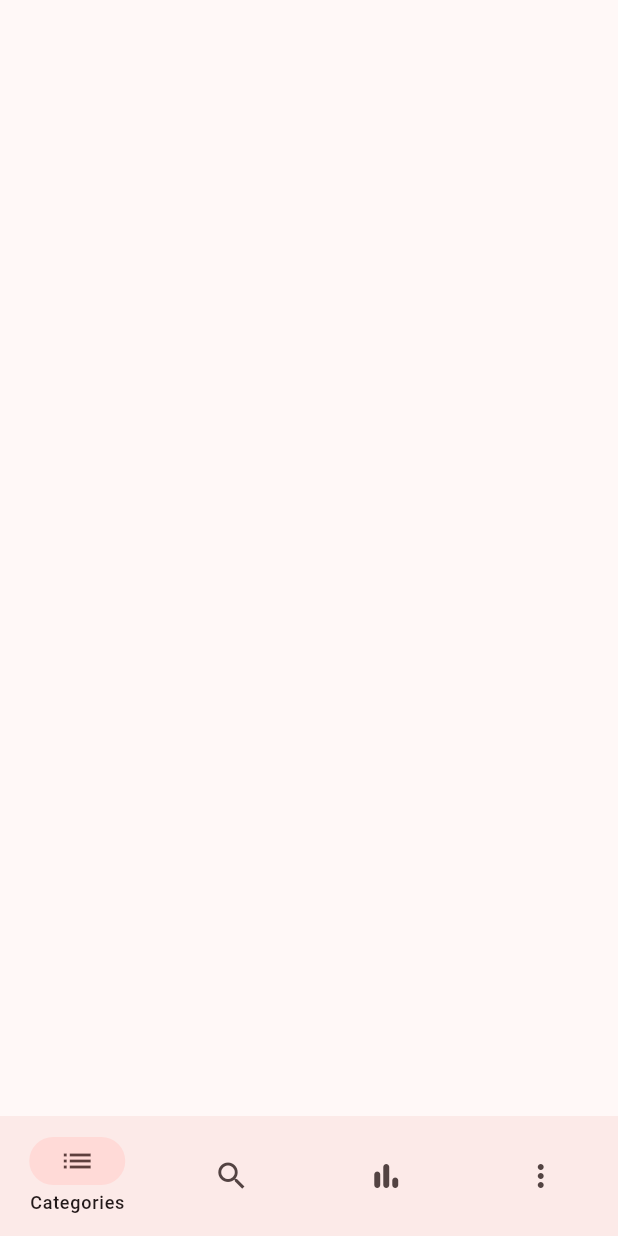
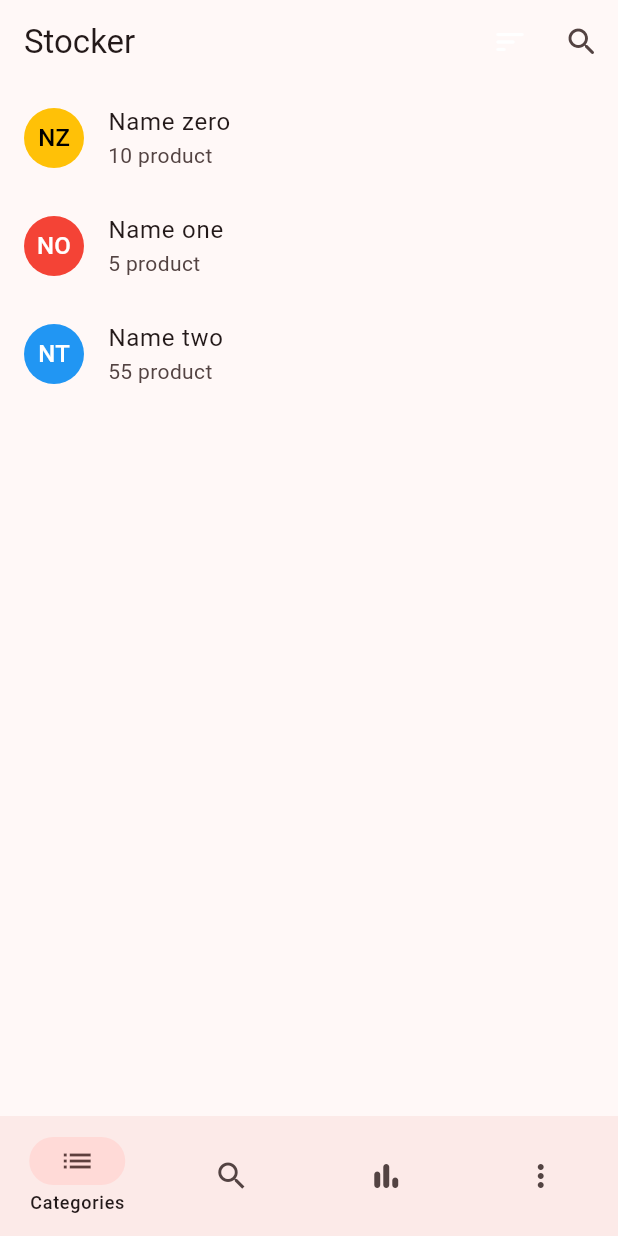
Before and after one commit to SirusCodes/stocker, a Flutter app: the screen it shows after launch, on a phone screen of 412 x 824 dp. Run offline on Flutter 3.47's test engine with Material 2 defaults, Android fonts, the phone set to English and light mode, and no system bars.

Commit message:
feat: add category list, sort button, category model

```diff
--- /dev/null
+++ b/build.yaml
@@ -0,0 +1,6 @@
+targets:
+  $default:
+    builders:
+      json_serializable|json_serializable:
+        generate_for:
+          - "**/domain/**"
--- /dev/null
+++ b/lib/enums/enums.dart
@@ -0,0 +1 @@
+export 'sort.dart';
--- /dev/null
+++ b/lib/enums/sort.dart
@@ -0,0 +1,4 @@
+enum Sort {
+  ascAlpha,
+  dscAlpha,
+}
--- /dev/null
+++ b/lib/extensions/extensions.dart
@@ -0,0 +1,2 @@
+export 'xcolors.dart';
+export 'xstring.dart';
--- /dev/null
+++ b/lib/features/category/domain/domain.dart
@@ -0,0 +1 @@
+export 'category_model/category_model.dart';
--- a/lib/features/category/presentation/category_list.dart
+++ b/lib/features/category/presentation/category_list.dart
@@ -0,0 +1,62 @@
+import 'package:flutter/material.dart';
+import 'package:stocker_appwrite/shared_widgets/sort_button.dart';
+
+import '../../../enums/enums.dart';
+import '../../../extensions/extensions.dart';
+import '../domain/domain.dart';
+
+const _categoryList = [
+  CategoryModel(name: "Name zero", color: Colors.amber, productCount: 10),
+  CategoryModel(name: "Name one", color: Colors.red, productCount: 5),
+  CategoryModel(name: "Name two", color: Colors.blue, productCount: 55),
+];
+
+class CategoryList extends StatelessWidget {
+  const CategoryList({Key? key}) : super(key: key);
+
+  @override
+  Widget build(BuildContext context) {
+    return NestedScrollView(
+      headerSliverBuilder: (context, innerBoxIsScrolled) => [
+        SliverAppBar(
+          title: const Text("Stocker"),
+          actions: [
+            SortButton(
+              selectedSort: Sort.ascAlpha,
+              onSelected: (sort) {},
+            ),
+            IconButton(
+              onPressed: () {},
+              icon: const Icon(Icons.search_rounded),
+            ),
+          ],
+        ),
+      ],
+      body: ListView.builder(
+        itemCount: _categoryList.length,
+        itemBuilder: (context, index) {
+          final category = _categoryList[index];
+          return ListTile(
+            leading: CircleAvatar(
+              child: FittedBox(
+                child: Padding(
+                  padding: const EdgeInsets.all(5.0),
+                  child: Text(
+                    category.name.avatarString,
+                    style: TextStyle(
+                      color: category.color.blackOrWhiteForForeground,
+                    ),
+                  ),
+                ),
+              ),
+              backgroundColor: category.color,
+            ),
+            title: Text(category.name),
+            subtitle: Text("${category.productCount} product"),
+            onTap: () {},
+          );
+        },
+      ),
+    );
+  }
+}
--- a/lib/features/home/presentation/home_base.dart
+++ b/lib/features/home/presentation/home_base.dart
@@ -1,9 +1,9 @@
 import 'package:flutter/material.dart';
 
+import '../../category/presentation/category_list.dart';
+
 class HomeBase extends StatefulWidget {
-  const HomeBase({Key? key, required this.screens}) : super(key: key);
-
-  final List<Widget> screens;
+  const HomeBase({Key? key}) : super(key: key);
 
   @override
   State<HomeBase> createState() => _HomeBaseState();
@@ -13,12 +13,19 @@ class _HomeBaseState extends State<HomeBase> {
   int _currentPage = 0;
   final PageStorageBucket _storageBucket = PageStorageBucket();
 
+  static const List<Widget> _homeScreens = [
+    CategoryList(),
+    SizedBox.shrink(),
+    SizedBox.shrink(),
+    SizedBox.shrink(),
+  ];
+
   @override
   Widget build(BuildContext context) {
     return Scaffold(
       body: PageStorage(
         bucket: _storageBucket,
-        child: widget.screens[_currentPage],
+        child: _homeScreens[_currentPage],
       ),
       bottomNavigationBar: NavigationBar(
         selectedIndex: _currentPage,
--- a/lib/main.dart
+++ b/lib/main.dart
@@ -8,13 +8,6 @@ void main() {
 
 class MyApp extends StatelessWidget {
   const MyApp({Key? key}) : super(key: key);
-
-  static const List<Widget> _homeScreens = [
-    SizedBox.shrink(),
-    SizedBox.shrink(),
-    SizedBox.shrink(),
-    SizedBox.shrink(),
-  ];
 
   @override
   Widget build(BuildContext context) {
@@ -29,7 +22,7 @@ class MyApp extends StatelessWidget {
           seedColor: const Color(0xFF6a040f),
         ),
       ),
-      home: const HomeBase(screens: _homeScreens),
+      home: const HomeBase(),
     );
   }
 }
--- /dev/null
+++ b/lib/shared_widgets/sort_button.dart
@@ -0,0 +1,62 @@
+import 'package:flutter/material.dart';
+
+import '../enums/enums.dart';
+
+class SortButton extends StatelessWidget {
+  const SortButton({
+    Key? key,
+    required this.selectedSort,
+    required this.onSelected,
+  }) : super(key: key);
+
+  final Sort selectedSort;
+  final Function(Sort) onSelected;
+
+  @override
+  Widget build(BuildContext context) {
+    return IconTheme(
+      data: IconThemeData(color: Theme.of(context).iconTheme.color),
+      child: PopupMenuButton<Sort>(
+        itemBuilder: (context) => [
+          _buildPopupMenuItem(
+            value: Sort.ascAlpha,
+            icon: const Icon(Icons.keyboard_arrow_up_rounded),
+            text: "Aplhabets",
+          ),
+          _buildPopupMenuItem(
+            icon: const Icon(Icons.keyboard_arrow_down_rounded),
+            text: "Aplhabets",
+            value: Sort.dscAlpha,
+          ),
+        ],
+        icon: Icon(
+          Icons.sort_rounded,
+          color: Theme.of(context).colorScheme.onPrimary,
+        ),
+        initialValue: selectedSort,
+        onSelected: onSelected,
+      ),
+    );
+  }
+
+  PopupMenuItem<Sort> _buildPopupMenuItem({
+    required Icon icon,
+    required String text,
+    required Sort value,
+  }) {
+    return PopupMenuItem(
+      value: value,
+      child: Row(
+        children: [
+          icon,
+          const SizedBox(width: 5),
+          Text(text),
+          if (selectedSort == value) ...[
+            const Spacer(),
+            const Icon(Icons.check_rounded)
+          ]
+        ],
+      ),
+    );
+  }
+}
```
Also changed, not shown: lib/extensions/xcolors.dart (added, +9 -0 lines), lib/extensions/xstring.dart (added, +9 -0 lines), lib/features/category/domain/category_model/category_model.dart (added, +25 -0 lines), lib/utils/color_serializer.dart (added, +12 -0 lines), pubspec.yaml (+4 -12 lines), lib/features/category/domain/category_model/category_model.g.dart (added), pubspec.lock.
